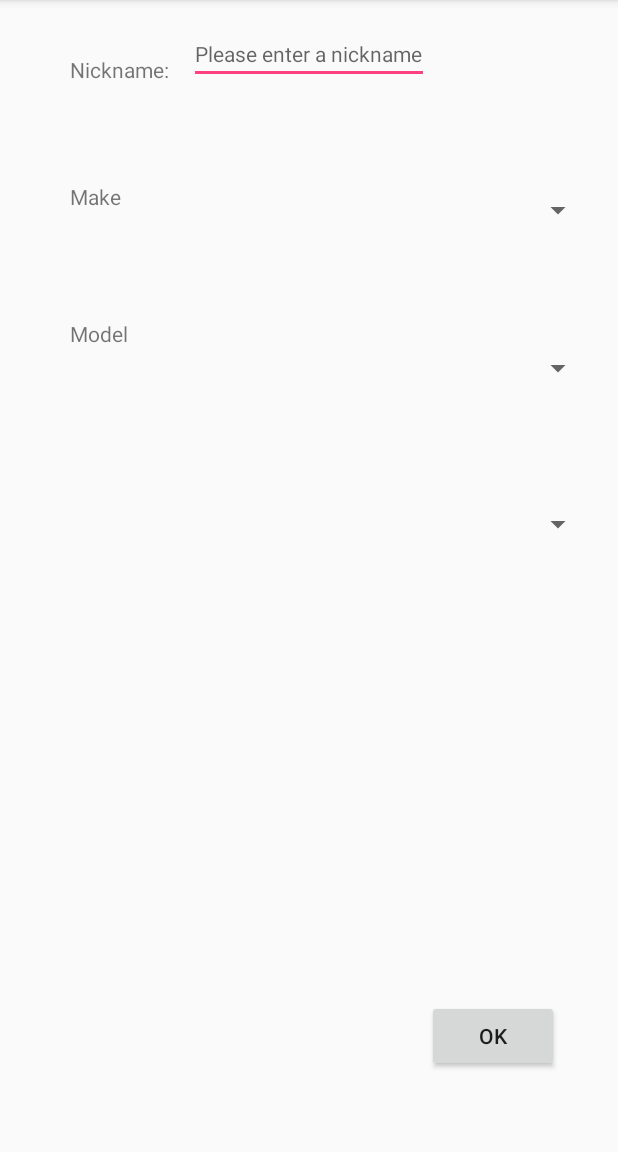
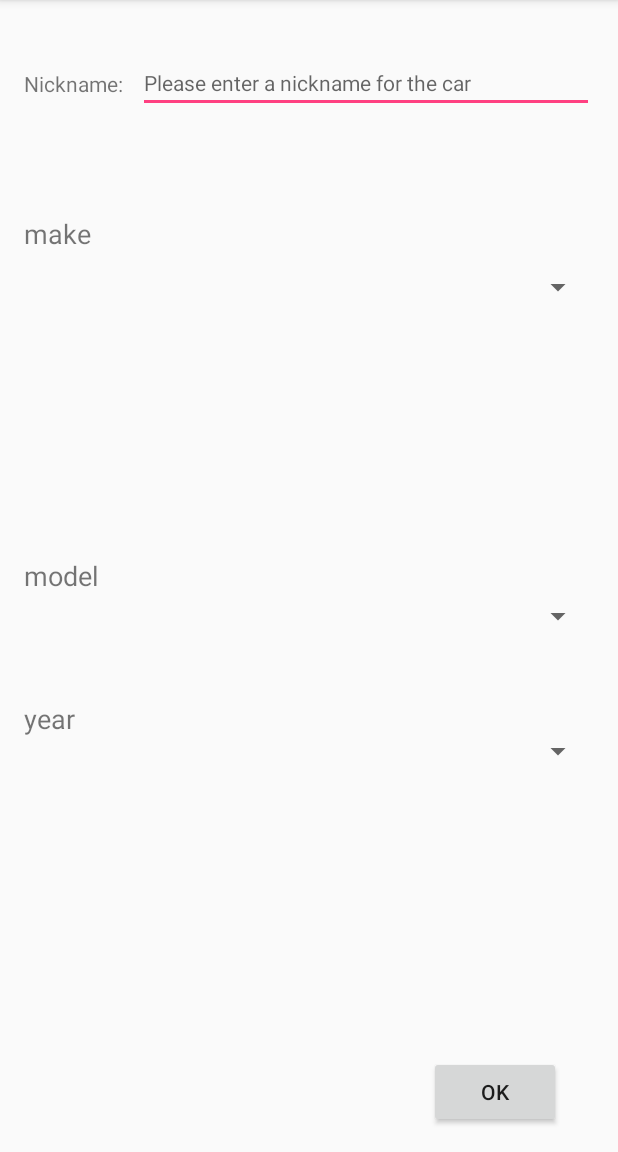
Before and after one commit to caoemily/Carbon-Tracker, an Android app: the AddCarActivity screen opened directly, with no data from a screen before it, on a phone screen of 412 x 824 dp, the part 84-1236 px from its top. Run offline under Robolectric (Android 15) with nearby library versions, the phone set to English and light mode, and no system bars.

Commit message:
Minor edit on AddCar layout; Add toast message for current journey after route chosen.
May need to fix: all carbon emission is calculated based on gasoline now. May wanna change to suit other types of gases.

```diff
--- a/app/src/main/java/com/sfu276assg1/yancao/carbontracker/AddRouteActivity.java
+++ b/app/src/main/java/com/sfu276assg1/yancao/carbontracker/AddRouteActivity.java
@@ -88,6 +88,7 @@ public class AddRouteActivity extends AppCompatActivity {
                     }
                     CarbonModel.getInstance().addRouteToAllRoute(add);
                     addJourney();
+                    showCurrentJouney();
                     startActivity(new Intent(getApplicationContext(), MainActivity.class));
                     finish();
                 }
@@ -120,12 +121,20 @@ public class AddRouteActivity extends AppCompatActivity {
                             CarbonModel.getInstance().changeRouteInCollection(add,index);
                         }
                         addJourney();
+                        showCurrentJouney();
                         startActivity(new Intent(getApplicationContext(), MainActivity.class));
                         finish();
                     }
                 }
             }
         });
+    }
+
+    private void showCurrentJouney(){
+        Journey curJourney = CarbonModel.getInstance().getLastJourney();
+        String msg = curJourney.getJourneyDes();
+        Toast.makeText(getApplicationContext(),msg,
+                Toast.LENGTH_LONG).show();
     }
 
     private Route isValidRouteInput() {
--- a/app/src/main/java/com/sfu276assg1/yancao/carbontracker/CarFamily.java
+++ b/app/src/main/java/com/sfu276assg1/yancao/carbontracker/CarFamily.java
@@ -9,6 +9,7 @@ import java.io.InputStream;
 import java.io.InputStreamReader;
 import java.nio.charset.Charset;
 import java.util.ArrayList;
+import java.util.Collections;
 import java.util.HashSet;
 
 /**
@@ -72,6 +73,7 @@ public class CarFamily {
                 }
             }
         }
+        Collections.sort(yearList);
         return yearList;
     }
 
--- a/app/src/main/java/com/sfu276assg1/yancao/carbontracker/CarbonModel.java
+++ b/app/src/main/java/com/sfu276assg1/yancao/carbontracker/CarbonModel.java
@@ -44,6 +44,7 @@ public class CarbonModel {
     public void addJourney(Journey journey) {
         journeyCollection.addJourney(journey);
     }
+    public Journey getLastJourney(){return journeyCollection.getLastJourney();}
 
     //CarCollection
     public CarCollection getCarCollection(){
--- a/app/src/main/java/com/sfu276assg1/yancao/carbontracker/Journey.java
+++ b/app/src/main/java/com/sfu276assg1/yancao/carbontracker/Journey.java
@@ -76,16 +76,29 @@ public class Journey implements Serializable {
         double highway = route.getHighway() * 0.621371;
         double city = route.getCity() * 0.621371;
         double gasUsed = highway * car.getHighwayE()  + city * car.getHighwayE();
-        double carbonEmission = -1;
-        if (car.getFuelType() == "Gasoline") {
-            carbonEmission = 8.89 * gasUsed;
-        }
-        else if (car.getFuelType() == "Diesel") {
-            carbonEmission = 10.16 * gasUsed;
-        }
-        else if (car.getFuelType() == "Electric"){
-            carbonEmission = 0 * gasUsed;
-        }
+        double carbonEmission = 8.89*gasUsed;
+        carbonEmission = (double)Math.round(carbonEmission * 10) / 10;
+//        double carbonEmission = -1;
+//        if (car.getFuelType() == "Gasoline") {
+//            carbonEmission = 8.89 * gasUsed;
+//        }
+//        else if (car.getFuelType() == "Diesel") {
+//            carbonEmission = 10.16 * gasUsed;
+//        }
+//        else if (car.getFuelType() == "Electric"){
+//            carbonEmission = 0 * gasUsed;
+//        }
         return carbonEmission;
     }
+    public String getJourneyDes(){
+        String des = "";
+        String emission = ""+getNumCarbon();
+        String car = getCarName();
+        String route = getRouteName();
+        if(route.equals(" ")) route = "no name";
+        String distance = ""+getDistance();
+        des = "Current Journey Info: Emission: "+emission+
+                "; Car: "+car+"; Route: "+route+"; Distance: "+distance;
+        return des;
+    }
 }
--- a/app/src/main/java/com/sfu276assg1/yancao/carbontracker/JourneyCollection.java
+++ b/app/src/main/java/com/sfu276assg1/yancao/carbontracker/JourneyCollection.java
@@ -26,6 +26,10 @@ public class JourneyCollection {
         validateIndexWithException(index);
         return journeys.get(index);
     }
+    public Journey getLastJourney(){
+        if(journeys.size()==0) return null;
+        else return getJourney(countJourneys()-1);
+    }
 
     public String[] getJourneyDescriptions() {
         String[] descriptions = new String[countJourneys()];
--- a/app/src/main/java/com/sfu276assg1/yancao/carbontracker/SelectRouteActivity.java
+++ b/app/src/main/java/com/sfu276assg1/yancao/carbontracker/SelectRouteActivity.java
@@ -44,6 +44,7 @@ public class SelectRouteActivity extends AppCompatActivity {
                 Route route = CarbonModel.getInstance().getRouteFromCollection(position);
                 CarbonModel.getInstance().addRouteToAllRoute(route);
                 addJourney();
+                showCurrentJouney();
                 startActivity(new Intent(getApplicationContext(),MainActivity.class));
                 finish();
             }
@@ -100,4 +101,10 @@ public class SelectRouteActivity extends AppCompatActivity {
                 return super.onContextItemSelected(item);
         }
     }
+    private void showCurrentJouney(){
+        Journey curJourney = CarbonModel.getInstance().getLastJourney();
+        String msg = curJourney.getJourneyDes();
+        Toast.makeText(getApplicationContext(),msg,
+                Toast.LENGTH_LONG).show();
+    }
 }
--- a/app/src/main/res/layout/activity_add_car.xml
+++ b/app/src/main/res/layout/activity_add_car.xml
@@ -10,91 +10,114 @@
     android:paddingTop="@dimen/activity_vertical_margin"
     tools:context="com.sfu276assg1.yancao.carbontracker.AddCarActivity">
 
+    <Spinner
+        android:id="@+id/car_year"
+        android:layout_width="match_parent"
+        android:layout_marginLeft="100dp"
+        android:layout_height="wrap_content"
+        android:layout_alignParentLeft="true"
+        android:layout_alignParentStart="true"
+        android:layout_alignTop="@+id/text_year"
+        android:layout_marginTop="22dp" />
+
     <TextView
-        android:id="@+id/give_Nickname"
-        android:layout_width="wrap_content"
+        android:id="@+id/text_model"
+        android:layout_width="match_parent"
         android:layout_height="wrap_content"
-        android:hint="@string/nickname"
-        android:text="@string/nickname"
-        android:layout_alignBottom="@+id/editNickname"
-        android:layout_toLeftOf="@+id/editNickname"
-        android:layout_toStartOf="@+id/editNickname"
-        android:layout_marginRight="13dp"
-        android:layout_marginEnd="13dp" />
+        android:text="model"
+        android:textSize="18sp"
+        android:layout_centerVertical="true"
+        android:layout_alignParentLeft="true"
+        android:layout_alignParentStart="true" />
+
+    <TextView
+        android:id="@+id/text_make"
+        android:layout_width="match_parent"
+        android:layout_height="wrap_content"
+        android:layout_alignParentLeft="true"
+        android:layout_alignParentStart="true"
+        android:layout_below="@+id/tableRow4"
+        android:layout_marginTop="68dp"
+        android:text="make"
+        android:textSize="18sp" />
+
+    <TextView
+        android:id="@+id/text_year"
+        android:layout_width="match_parent"
+        android:layout_height="wrap_content"
+        android:layout_marginTop="44dp"
+        android:text="year"
+        android:textSize="18sp"
+        android:layout_below="@+id/car_model"
+        android:layout_alignParentLeft="true"
+        android:layout_alignParentStart="true" />
+
+    <Spinner
+        android:id="@+id/car_model"
+        android:layout_width="match_parent"
+        android:layout_height="wrap_content"
+        android:layout_marginLeft="100dp"
+        android:layout_alignTop="@+id/text_model"
+        android:layout_alignParentLeft="true"
+        android:layout_alignParentStart="true"
+        android:layout_marginTop="27dp" />
+
+    <Spinner
+        android:id="@+id/car_make"
+        android:layout_width="match_parent"
+        android:layout_height="wrap_content"
+        android:layout_marginLeft="100dp"
+        android:layout_alignParentLeft="true"
+        android:layout_alignParentStart="true"
+        android:layout_alignTop="@+id/text_make"
+        android:layout_marginTop="24dp" />
+
+    <TableRow
+        android:layout_width="match_parent"
+        android:layout_height="wrap_content"
+        android:id="@+id/tableRow4">
+
+        <TextView
+            android:id="@+id/give_Nickname"
+            android:layout_width="wrap_content"
+            android:layout_height="match_parent"
+            android:layout_alignParentLeft="true"
+            android:layout_alignParentTop="true"
+            android:layout_marginTop="30dp"
+            android:hint="Nickname"
+            android:text="Nickname:" />
+
+        <EditText
+            android:id="@+id/editNickname"
+            android:layout_width="match_parent"
+            android:layout_height="match_parent"
+
+            android:layout_marginLeft="10dp"
+            android:layout_marginTop="19dp"
+            android:ems="10"
+            android:hint="Please enter a nickname for the car"
+            android:inputType="textPersonName"
+            android:textSize="14sp" />
+
+    </TableRow>
+
+    <TableRow
+        android:layout_width="match_parent"
+        android:layout_height="wrap_content"
+        android:layout_marginTop="50dp"
+        android:id="@+id/tableRow2">
+
+    </TableRow>
 
     <Button
         android:id="@+id/btnOkAddCar"
         android:layout_width="wrap_content"
         android:layout_height="wrap_content"
-        android:layout_alignEnd="@+id/car_year"
+        android:layout_marginEnd="22dp"
+        android:layout_marginRight="22dp"
+        android:text="OK"
         android:layout_alignParentBottom="true"
-        android:layout_alignRight="@+id/car_year"
-        android:layout_marginBottom="37dp"
-        android:layout_marginEnd="23dp"
-        android:layout_marginRight="23dp"
-        android:text="@string/ok" />
-
-    <Spinner
-        android:id="@+id/car_make"
-        android:layout_width="match_parent"
-        android:layout_height="wrap_content"
-        android:layout_marginTop="60dp"
-        android:layout_below="@+id/give_Nickname"
-        android:layout_alignLeft="@+id/give_Nickname"
-        android:layout_alignStart="@+id/give_Nickname" />
-
-    <Spinner
-        android:id="@+id/car_model"
-        android:layout_width="match_parent"
-        android:layout_height="wrap_content"
-        android:layout_marginTop="69dp"
-        android:layout_below="@+id/car_make"
-        android:layout_alignLeft="@+id/car_make"
-        android:layout_alignStart="@+id/car_make" />
-
-    <Spinner
-        android:id="@+id/car_year"
-        android:layout_width="match_parent"
-        android:layout_height="wrap_content"
-        android:layout_below="@+id/car_model"
         android:layout_alignParentRight="true"
-        android:layout_alignParentEnd="true"
-        android:layout_marginTop="80dp"
-        android:layout_alignLeft="@+id/car_model"
-        android:layout_alignStart="@+id/car_model" />
-
-
-    <EditText
-        android:id="@+id/editNickname"
-        android:layout_width="wrap_content"
-        android:layout_height="wrap_content"
-        android:ems="10"
-        android:hint="@string/please_enter_a_nickname_for_the_car"
-        android:inputType="textPersonName"
-        android:textSize="14sp"
-        android:layout_alignParentTop="true"
-        android:layout_centerHorizontal="true"
-        tools:ignore="RelativeOverlap" />
-
-    <TextView
-        android:id="@+id/makeTxt"
-        android:layout_width="wrap_content"
-        android:layout_height="wrap_content"
-        android:layout_alignBottom="@+id/car_make"
-        android:layout_alignLeft="@+id/car_make"
-        android:layout_alignStart="@+id/car_make"
-        android:layout_marginBottom="23dp"
-        android:text="@string/make" />
-
-    <TextView
-        android:id="@+id/modelTxt"
-        android:layout_width="wrap_content"
-        android:layout_height="wrap_content"
-        android:layout_alignBottom="@+id/car_model"
-        android:layout_alignLeft="@+id/car_model"
-        android:layout_alignStart="@+id/car_model"
-        android:layout_marginBottom="25dp"
-        android:text="@string/model" />
-
+        android:layout_alignParentEnd="true" />
 
 </RelativeLayout>
```
